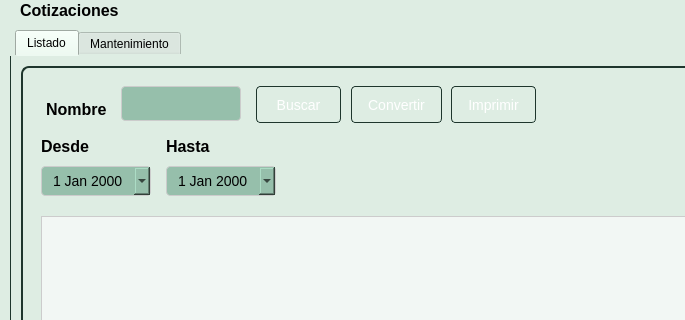
This is Sistema de ventas/ui/FrmCotizacion.ui in CodeDrTech/DevelopPython as Qt 5 draws it before an edit; both pictures show x 0 to 685 and y 0 to 320 of the 999 by 769 pixel window. The edited form follows.
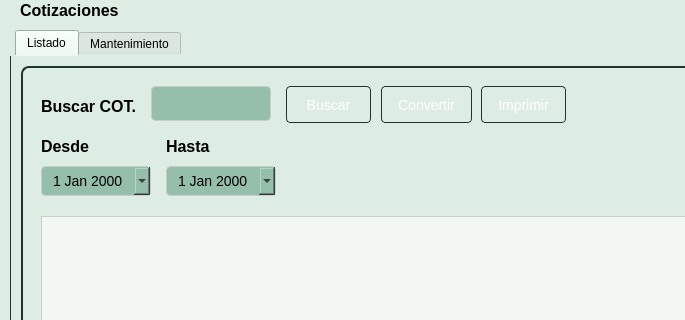
This is the edited form. Icons and pictures are not drawn.

Patch:
```diff
--- a/Sistema de ventas/ui/FrmCotizacion.ui
+++ b/Sistema de ventas/ui/FrmCotizacion.ui
@@ -139,10 +139,10 @@
       <widget class="QLabel" name="label_2">
        <property name="geometry">
         <rect>
-         <x>25</x>
+         <x>20</x>
          <y>30</y>
-         <width>73</width>
-         <height>27</height>
+         <width>101</width>
+         <height>21</height>
         </rect>
        </property>
        <property name="font">
@@ -164,13 +164,13 @@
 </string>
        </property>
        <property name="text">
-        <string>Nombre</string>
+        <string>Buscar COT.</string>
        </property>
       </widget>
       <widget class="QLineEdit" name="txtBuscar">
        <property name="geometry">
         <rect>
-         <x>100</x>
+         <x>130</x>
          <y>20</y>
          <width>120</width>
          <height>35</height>
@@ -203,7 +203,7 @@
       <widget class="QPushButton" name="btnBuscar">
        <property name="geometry">
         <rect>
-         <x>235</x>
+         <x>265</x>
          <y>20</y>
          <width>85</width>
          <height>37</height>
@@ -239,7 +239,7 @@
       <widget class="QPushButton" name="btnConvertir">
        <property name="geometry">
         <rect>
-         <x>330</x>
+         <x>360</x>
          <y>20</y>
          <width>91</width>
          <height>37</height>
@@ -275,7 +275,7 @@
       <widget class="QPushButton" name="btnImprimir">
        <property name="geometry">
         <rect>
-         <x>430</x>
+         <x>460</x>
          <y>20</y>
          <width>85</width>
          <height>37</height>
```
